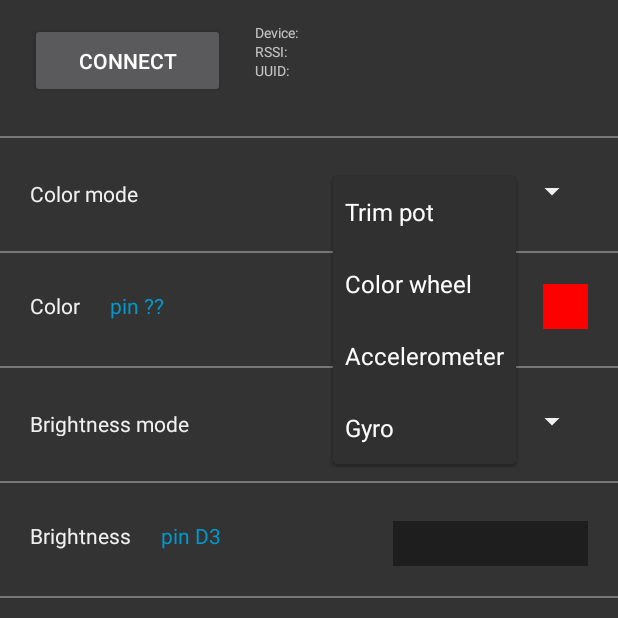
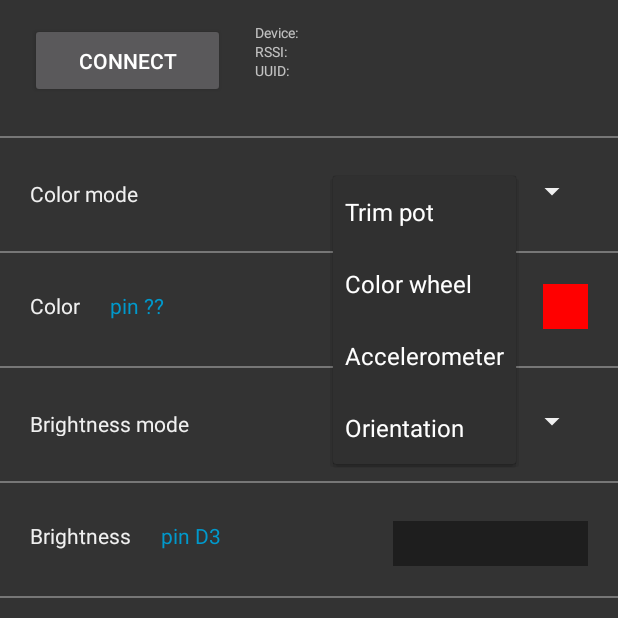
Before and after one commit to timsawyer/ubicomp, an Android app: the MainActivity screen opened directly, with no data from a screen before it, after a tap on "Trim pot", on a phone screen of 412 x 824 dp, the top half of it. Run offline under Robolectric (Android 15) with nearby library versions, the phone set to English and light mode, and no system bars; libraries missing offline, so code that uses them is left out: com.skydoves.colorpickerpreference; 13 statements that could not run were skipped.

Commit message:
in progress

```diff
--- a/InteractiveNightLight/AndroidBLEAdvanced/app/src/main/java/com/example/lianghe/android_ble_advanced/MainActivity.java
+++ b/InteractiveNightLight/AndroidBLEAdvanced/app/src/main/java/com/example/lianghe/android_ble_advanced/MainActivity.java
@@ -435,6 +435,14 @@ public class MainActivity extends AppCompatActivity {
                 Object selectedMode = parent.getItemAtPosition(pos);
                 System.out.println(selectedMode.toString());
                 mBrightnessMode = selectedMode.toString();
+
+                // TODO: send message for brightness mode and trim pot color selection
+                int hexMode = 0x01;
+
+                byte[] bufRed = new byte[] { (byte) 0x01, (byte) 0x00, (byte) 0x00 };
+                bufRed[1] = (byte) hexMode;
+                mCharacteristicTx.setValue(bufRed);
+                mBluetoothLeService.writeCharacteristic(mCharacteristicTx);
             }
 
             @Override
--- a/InteractiveNightLight/AndroidBLEAdvanced/app/src/main/res/values/color_modes.xml
+++ b/InteractiveNightLight/AndroidBLEAdvanced/app/src/main/res/values/color_modes.xml
@@ -4,6 +4,6 @@
         <item>Trim pot</item>
         <item>Color wheel</item>
         <item>Accelerometer</item>
-        <item>Gyro</item>
+        <item>Orientation</item>
     </string-array>
 </resources>
```
Also changed, not shown: 1 other file.
